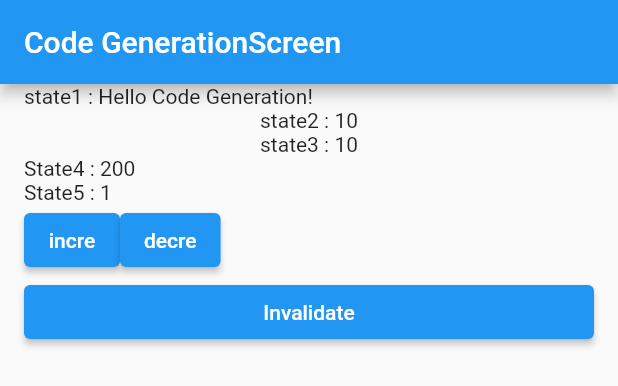
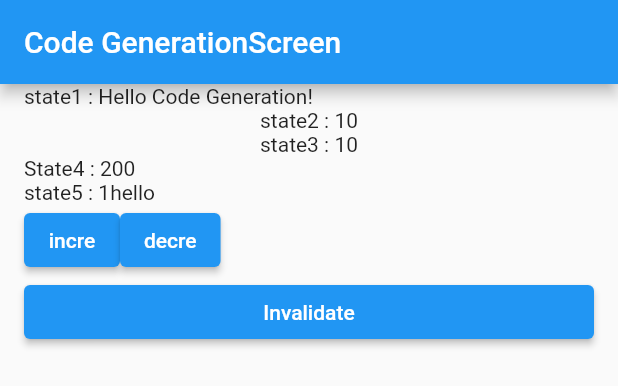
Before and after one commit to DongWooKim97/provider_practice, a Flutter app: the CodeGenerationScreen widget shown alone on an empty page, opened directly, after a tap on "incre", on a phone screen of 412 x 824 dp. Shown: the top 386 px of the screen. Run offline on Flutter 3.47's test engine with Material 2 defaults, Android fonts, the phone set to English and light mode, and no system bars; our stand-ins replace flutter_riverpod, riverpod_annotation; generated files the repository leaves out were written again.

```diff
--- a/lib/screen/code_generation_screen.dart
+++ b/lib/screen/code_generation_screen.dart
@@ -20,7 +20,6 @@ class CodeGenerationScreen extends ConsumerWidget {
       number2: 20,
     ));
     // state notifier
-    final state5 = ref.watch(gStateNotifierProvider);
 
     return DefaultLayout(
       title: 'Code GenerationScreen',
@@ -49,7 +48,18 @@ class CodeGenerationScreen extends ConsumerWidget {
             loading: () => Center(child: CircularProgressIndicator()), // -> 로딩중일 때 실행되는 함수들.
           ),
           Text('State4 : $state4'),
-          Text('State5 : $state5'),
+          Consumer(
+            // 1.context = buildContext, ref = ref,
+            // 2. child는 새로 렌더링을 하는 요소가 부분적이고, 단 한번만 렌더링 시키고 변경사항이 딱히 필요가 없는 그런 위젯들(고정적인 값)을 child파라미터에 넘겨준다.
+            builder: (context, ref, child) {
+              print('builder build!');
+              final state5 = ref.watch(gStateNotifierProvider);
+              return Row(
+                children: [Text('state5 : $state5'), child!],
+              );
+            },
+            child: Text('hello'),
+          ),
           Row(
             children: [
               ElevatedButton(
@@ -74,3 +84,14 @@ class CodeGenerationScreen extends ConsumerWidget {
     );
   }
 }
+
+class _StateFiveWidget extends ConsumerWidget {
+  const _StateFiveWidget({Key? key}) : super(key: key);
+
+  @override
+  Widget build(BuildContext context, WidgetRef ref) {
+    final state5 = ref.watch(gStateNotifierProvider);
+
+    return Text('State5 : $state5');
+  }
+}
```
